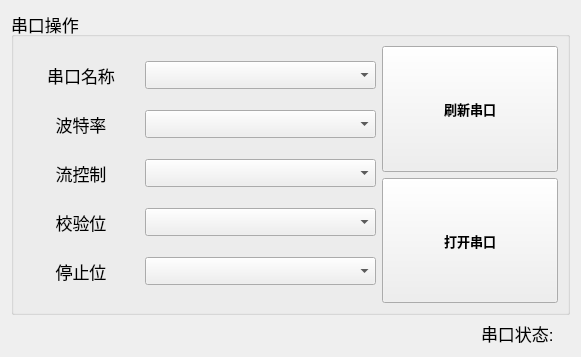
Qt form energy/serial/serial_ui.ui (AgueroZzz/Electric-energy-detection) before a commit.
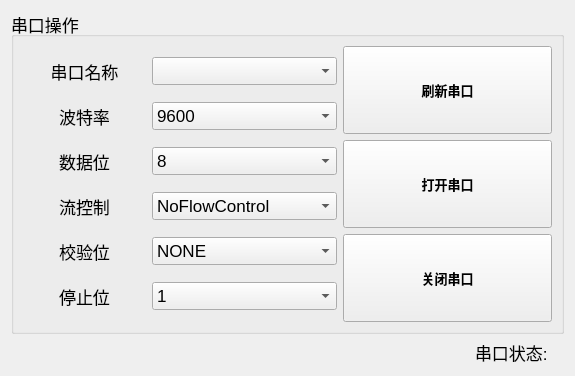
The same form after that commit.

```diff
--- a/energy/serial/serial_ui.ui
+++ b/energy/serial/serial_ui.ui
@@ -6,8 +6,8 @@
    <rect>
     <x>0</x>
     <y>0</y>
-    <width>581</width>
-    <height>357</height>
+    <width>575</width>
+    <height>376</height>
    </rect>
   </property>
   <property name="font">
@@ -18,18 +18,16 @@
   <property name="windowTitle">
    <string>Form</string>
   </property>
-  <layout class="QVBoxLayout" name="verticalLayout">
+  <layout class="QVBoxLayout" name="verticalLayout" stretch="0,0">
    <item>
     <widget class="QGroupBox" name="groupBox_6">
      <property name="title">
       <string>串口操作</string>
      </property>
-     <layout class="QHBoxLayout" name="horizontalLayout_10" stretch="2,1">
+     <layout class="QHBoxLayout" name="horizontalLayout_2" stretch="3,2">
       <item>
-       <layout class="QVBoxLayout" name="verticalLayout_3">
-        <item>
-         <layout class="QHBoxLayout" name="horizontalLayout_4" stretch="1,2">
-          <item>
+       <layout class="QGridLayout" name="gridLayout" rowstretch="1,1,1,1,1,1" columnstretch="2,3">
+        <item row="0" column="0">
            <widget class="QLabel" name="label">
             <property name="text">
              <string>串口名称</string>
@@ -39,14 +37,10 @@
             </property>
            </widget>
           </item>
-          <item>
+        <item row="0" column="1">
            <widget class="QComboBox" name="cb_serial_name"/>
           </item>
-         </layout>
-        </item>
-        <item>
-         <layout class="QHBoxLayout" name="horizontalLayout_6" stretch="1,2">
-          <item>
+        <item row="1" column="0">
            <widget class="QLabel" name="label_2">
             <property name="text">
              <string>波特率</string>
@@ -56,14 +50,94 @@
             </property>
            </widget>
           </item>
+        <item row="1" column="1">
+         <widget class="QComboBox" name="cb_baudrate">
+          <property name="currentText">
+           <string>9600</string>
+          </property>
+          <property name="currentIndex">
+           <number>3</number>
+          </property>
           <item>
-           <widget class="QComboBox" name="cb_baudrate"/>
+           <property name="text">
+            <string>1200</string>
+           </property>
           </item>
-         </layout>
+          <item>
+           <property name="text">
+            <string>2400</string>
+           </property>
         </item>
         <item>
-         <layout class="QHBoxLayout" name="horizontalLayout_7" stretch="1,2">
+           <property name="text">
+            <string>4800</string>
+           </property>
+          </item>
           <item>
+           <property name="text">
+            <string>9600</string>
+           </property>
+          </item>
+          <item>
+           <property name="text">
+            <string>19200</string>
+           </property>
+          </item>
+          <item>
+           <property name="text">
+            <string>38400</string>
+           </property>
+          </item>
+          <item>
+           <property name="text">
+            <string>57600</string>
+           </property>
+          </item>
+          <item>
+           <property name="text">
+            <string>115200</string>
+           </property>
+          </item>
+         </widget>
+        </item>
+        <item row="2" column="0">
+         <widget class="QLabel" name="label_8">
+          <property name="text">
+           <string>数据位</string>
+          </property>
+          <property name="alignment">
+           <set>Qt::AlignCenter</set>
+          </property>
+         </widget>
+        </item>
+        <item row="2" column="1">
+         <widget class="QComboBox" name="cb_data">
+          <property name="currentIndex">
+           <number>3</number>
+          </property>
+          <item>
+           <property name="text">
+            <string>5</string>
+           </property>
+          </item>
+          <item>
+           <property name="text">
+            <string>6</string>
+           </property>
+          </item>
+          <item>
+           <property name="text">
+            <string>7</string>
+           </property>
+          </item>
+          <item>
+           <property name="text">
+            <string>8</string>
+           </property>
+          </item>
+         </widget>
+        </item>
+        <item row="3" column="0">
            <widget class="QLabel" name="label_5">
             <property name="text">
              <string>流控制</string>
@@ -73,14 +147,26 @@
             </property>
            </widget>
           </item>
+        <item row="3" column="1">
+         <widget class="QComboBox" name="cb_flow">
           <item>
-           <widget class="QComboBox" name="cb_flow"/>
+           <property name="text">
+            <string>NoFlowControl</string>
+           </property>
           </item>
-         </layout>
+          <item>
+           <property name="text">
+            <string>HardwareControl</string>
+           </property>
         </item>
         <item>
-         <layout class="QHBoxLayout" name="horizontalLayout_8" stretch="1,2">
-          <item>
+           <property name="text">
+            <string>SoftwareControl</string>
+           </property>
+          </item>
+         </widget>
+        </item>
+        <item row="4" column="0">
            <widget class="QLabel" name="label_6">
             <property name="text">
              <string>校验位</string>
@@ -90,14 +176,36 @@
             </property>
            </widget>
           </item>
+        <item row="4" column="1">
+         <widget class="QComboBox" name="cb_parity">
           <item>
-           <widget class="QComboBox" name="cb_parity"/>
+           <property name="text">
+            <string>NONE</string>
+           </property>
           </item>
-         </layout>
+          <item>
+           <property name="text">
+            <string>ODD</string>
+           </property>
         </item>
         <item>
-         <layout class="QHBoxLayout" name="horizontalLayout_9" stretch="1,2">
+           <property name="text">
+            <string>EVEN</string>
+           </property>
+          </item>
           <item>
+           <property name="text">
+            <string>MARK</string>
+           </property>
+          </item>
+          <item>
+           <property name="text">
+            <string>SPACE</string>
+           </property>
+          </item>
+         </widget>
+        </item>
+        <item row="5" column="0">
            <widget class="QLabel" name="label_7">
             <property name="text">
              <string>停止位</string>
@@ -107,15 +215,29 @@
             </property>
            </widget>
           </item>
+        <item row="5" column="1">
+         <widget class="QComboBox" name="cb_stop">
           <item>
-           <widget class="QComboBox" name="cb_stop"/>
+           <property name="text">
+            <string>1</string>
+           </property>
           </item>
-         </layout>
-        </item>
+          <item>
+           <property name="text">
+            <string>1.5</string>
+           </property>
+          </item>
+          <item>
+           <property name="text">
+            <string>2</string>
+           </property>
+          </item>
+         </widget>
+        </item>
        </layout>
       </item>
       <item>
-       <layout class="QVBoxLayout" name="verticalLayout_4" stretch="1,1">
+       <layout class="QVBoxLayout" name="verticalLayout_2">
         <item>
          <widget class="QPushButton" name="btn_refresh">
           <property name="sizePolicy">
@@ -166,6 +288,31 @@
           </property>
          </widget>
         </item>
+        <item>
+         <widget class="QPushButton" name="btn_opera_close">
+          <property name="sizePolicy">
+           <sizepolicy hsizetype="Minimum" vsizetype="Minimum">
+            <horstretch>0</horstretch>
+            <verstretch>0</verstretch>
+           </sizepolicy>
+          </property>
+          <property name="minimumSize">
+           <size>
+            <width>40</width>
+            <height>40</height>
+           </size>
+          </property>
+          <property name="font">
+           <font>
+            <pointsize>10</pointsize>
+            <bold>true</bold>
+           </font>
+          </property>
+          <property name="text">
+           <string>关闭串口</string>
+          </property>
+         </widget>
+        </item>
        </layout>
       </item>
      </layout>
```
Left out of the diff: 2 changed lines with no effect on the pictures. Lines whose indentation alone changed are shown as unchanged.
